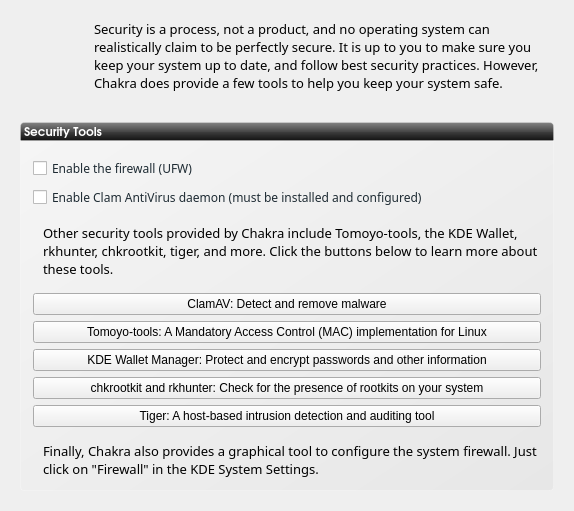
The window that ui/ui_scrSecurity.ui (rshipp/kapudan) describes before a commit, drawn with Qt 5.
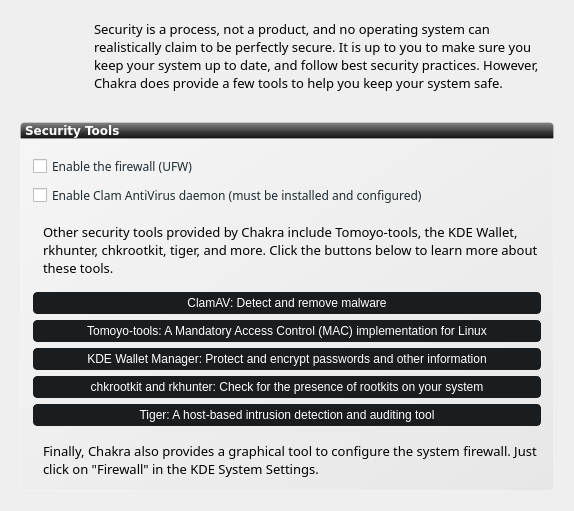
The same window after the commit. Icons and pictures are not drawn.

```diff
--- a/ui/ui_scrSecurity.ui
+++ b/ui/ui_scrSecurity.ui
@@ -47,6 +47,27 @@
 border: 1px solid rgba(255,255,255,50);
 border-bottom-left-radius: 4px;
 border-bottom-right-radius: 4px;
+}
+
+
+QPushButton{
+	padding: 3px 10px 3px 10px;
+	color: white;
+	border:0px;
+	border-radius:4px;
+	background-color: rgb(26, 29, 32); /*rgba(0, 0, 0, 70);*/
+}
+
+QPushButton::flat{
+	border:1px solid  rgb(26, 29, 32); /*rgba(0, 0, 0, 70);*/
+	border-radius:4px;
+	background-color: rgb(26, 29, 32); /*rgba(0, 0, 0, 70);*/
+}
+
+QPushButton::flat:hover{
+	border:1px solid rgba(0, 0, 0, 100);
+	border-radius:4px;
+	background-color: rgba(0, 0, 0, 100);
 }</string>
        </property>
        <property name="title">
@@ -156,9 +177,15 @@
         </item>
         <item>
          <widget class="QPushButton" name="buttonClam">
+          <property name="styleSheet">
+           <string notr="true"/>
+          </property>
           <property name="text">
            <string>ClamAV: Detect and remove malware</string>
           </property>
+          <property name="flat">
+           <bool>true</bool>
+          </property>
          </widget>
         </item>
         <item>
@@ -166,6 +193,9 @@
           <property name="text">
            <string>Tomoyo-tools: A Mandatory Access Control (MAC) implementation for Linux</string>
           </property>
+          <property name="flat">
+           <bool>true</bool>
+          </property>
          </widget>
         </item>
         <item>
@@ -173,6 +203,9 @@
           <property name="text">
            <string>KDE Wallet Manager: Protect and encrypt passwords and other information</string>
           </property>
+          <property name="flat">
+           <bool>true</bool>
+          </property>
          </widget>
         </item>
         <item>
@@ -180,6 +213,9 @@
           <property name="text">
            <string>chkrootkit and rkhunter: Check for the presence of rootkits on your system</string>
           </property>
+          <property name="flat">
+           <bool>true</bool>
+          </property>
          </widget>
         </item>
         <item>
@@ -187,6 +223,9 @@
           <property name="text">
            <string>Tiger: A host-based intrusion detection and auditing tool</string>
           </property>
+          <property name="flat">
+           <bool>true</bool>
+          </property>
          </widget>
         </item>
         <item>
@@ -343,7 +382,7 @@
     <widget class="QLabel" name="label">
      <property name="font">
       <font>
-       <family>URW Gothic L</family>
+       <family>DejaVu Sans</family>
        <pointsize>9</pointsize>
        <weight>75</weight>
        <bold>true</bold>
```
